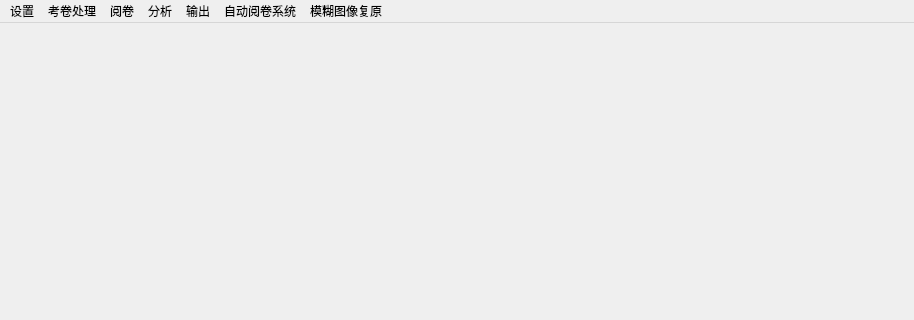
Above: ui/menuWindow.ui from wxbj/openCV-Automatic-Grading-System before the change; both pictures show x 0 to 914 and y 0 to 320 of the 914 by 732 pixel window. Below: the same form after it.
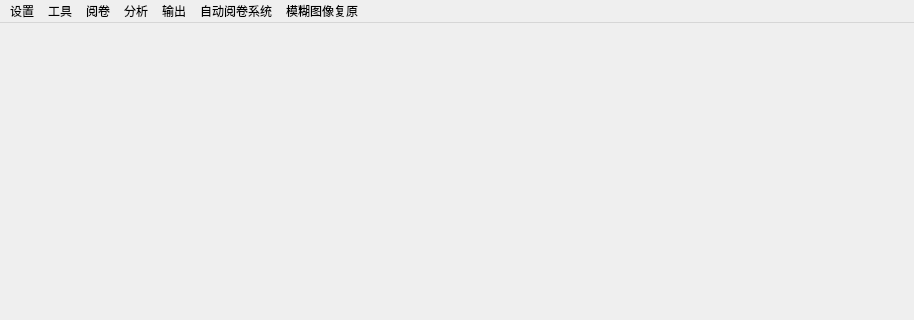
That is the form after the change.

What changed in the file:
```diff
--- a/ui/menuWindow.ui
+++ b/ui/menuWindow.ui
@@ -56,9 +56,9 @@
     <addaction name="action1_14"/>
     <addaction name="action1_15"/>
    </widget>
-   <widget class="QMenu" name="menu_2">
+   <widget class="QMenu" name="menuTools">
     <property name="title">
-     <string>考卷处理</string>
+     <string>工具</string>
     </property>
     <addaction name="action1_2"/>
     <addaction name="action2_2"/>
@@ -110,7 +110,7 @@
     <addaction name="action1_7"/>
    </widget>
    <addaction name="menuSettings"/>
-   <addaction name="menu_2"/>
+   <addaction name="menuTools"/>
    <addaction name="menu_5"/>
    <addaction name="menu_4"/>
    <addaction name="menu_3"/>
```
Left out of the diff: 16 changed lines with no effect on the pictures.
